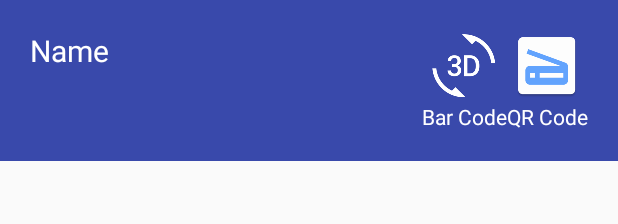
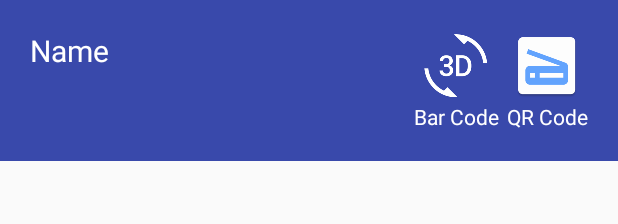
Before and after one commit to Ibabenz/FETLQRCode, an Android app: the layout activity_service.xml on its own in the app's theme, with its tools: preview values and no code run, on a phone screen of 412 x 824 dp. Shown: the top 224 px of the screen. Run offline under Robolectric (Android 15) with nearby library versions, the phone set to English and light mode, and no system bars.

Commit message:
Design UI Service OK on 18/05/17

```diff
--- a/app/src/main/res/layout/activity_service.xml
+++ b/app/src/main/res/layout/activity_service.xml
@@ -8,7 +8,6 @@
     android:orientation="vertical"
     tools:context="fetl.kachintorn.siripong.fetlqrcode.ServiceActivity">
 
-
     <RelativeLayout
         android:layout_width="match_parent"
         android:layout_height="wrap_content"
@@ -16,6 +15,7 @@
         android:padding="@dimen/padding">
 
         <TextView
+            android:id="@+id/txtNameLogin"
             android:layout_width="wrap_content"
             android:layout_height="wrap_content"
             android:text="Name"
@@ -35,6 +35,7 @@
                 android:orientation="vertical">
 
                 <ImageView
+                    android:id="@+id/imvBarCode"
                     android:layout_width="wrap_content"
                     android:layout_height="wrap_content"
                     android:layout_gravity="center_horizontal"
@@ -50,12 +51,13 @@
             </LinearLayout>
 
             <LinearLayout
-
                 android:layout_width="wrap_content"
                 android:layout_height="wrap_content"
+                android:layout_marginLeft="5dp"
                 android:orientation="vertical">
 
                 <ImageView
+                    android:id="@+id/imvQrCode"
                     android:layout_width="wrap_content"
                     android:layout_height="wrap_content"
                     android:layout_gravity="center_horizontal"
@@ -75,4 +77,9 @@
 
     </RelativeLayout>
 
+    <ListView
+        android:id="@+id/livProduct"
+        android:layout_width="match_parent"
+        android:layout_height="match_parent"></ListView>
+
 </LinearLayout>
```
